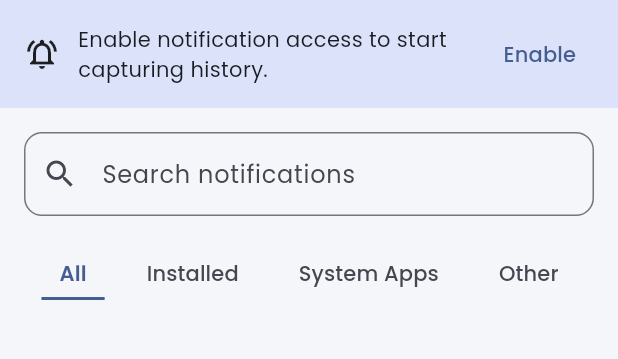
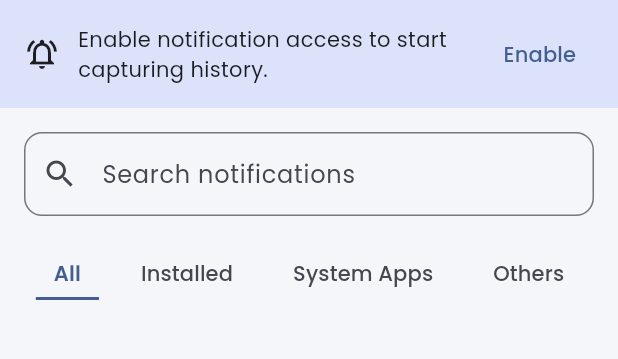
Before and after one commit to SurajChaurasia84/Notilog, a Flutter app: the screen it shows after launch, on a phone screen of 412 x 824 dp, the part 84-443 px from its top. Run offline on Flutter 3.47's test engine with Material 3 defaults, Android fonts, the phone set to English and light mode, and no system bars; our stand-ins replace google_fonts, hive, hive_flutter; accounts and stored records are empty.

```diff
--- a/lib/screens/home_screen.dart
+++ b/lib/screens/home_screen.dart
@@ -234,7 +234,7 @@ class _CategoryTabs extends StatelessWidget {
           _buildTab(theme, AppCategoryFilter.all, 'All'),
           _buildTab(theme, AppCategoryFilter.allApps, 'Installed'),
           _buildTab(theme, AppCategoryFilter.systemApps, 'System Apps'),
-          _buildTab(theme, AppCategoryFilter.other, 'Other'),
+          _buildTab(theme, AppCategoryFilter.other, 'Others'),
         ],
       ),
     );
```
